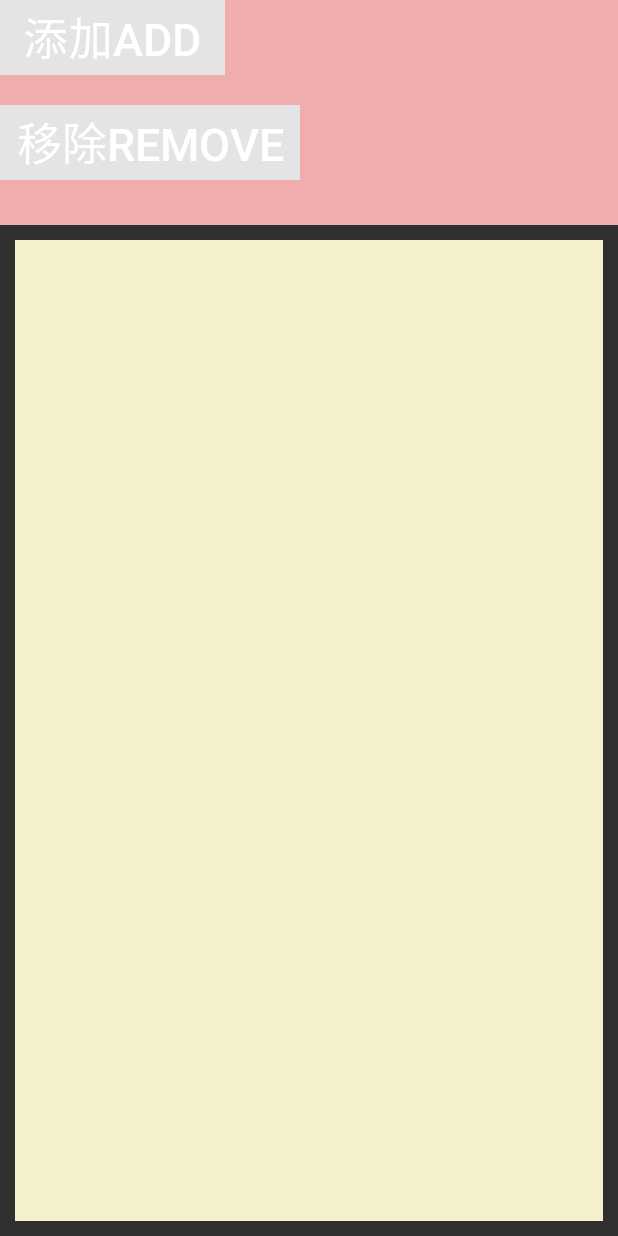
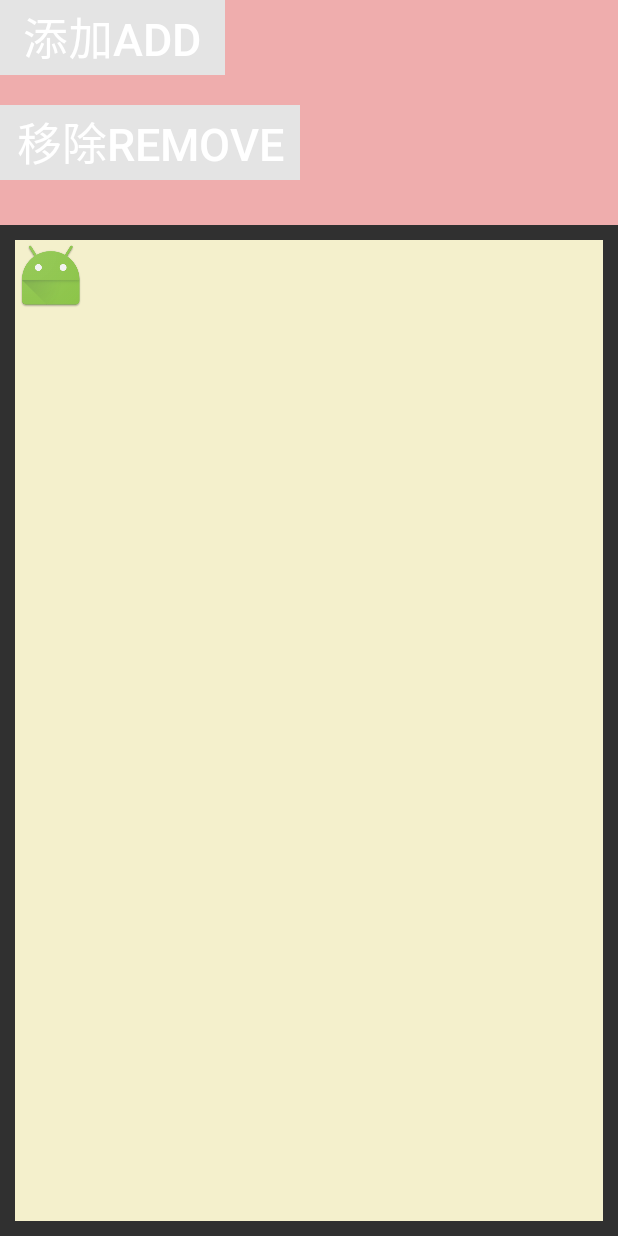
Before and after one commit to zhoxin925/CustomView, an Android app: the screen it shows after launch (ViewDrawInvalidateActivity), on a phone screen of 412 x 824 dp. Run offline under Robolectric (Android 15) with nearby library versions, the phone set to English and light mode, and no system bars.

```diff
--- a/app/src/main/java/com/example/zx/customview/activity/ViewDrawInvalidateActivity.java
+++ b/app/src/main/java/com/example/zx/customview/activity/ViewDrawInvalidateActivity.java
@@ -66,7 +66,7 @@ public class ViewDrawInvalidateActivity extends AppCompatActivity implements Vie
         switch (v.getId()) {
             case R.id.add:
                 customViewF = new RelativeLayout(this);
-                customViewF.setBackgroundColor(Color.BLUE);
+                customViewF.setBackgroundColor(0xffF4F0CC/*Color.BLUE*/);
 
                 customViewF.addView(cView);
                 customViewF.addView(surfaceView);
@@ -114,6 +114,7 @@ public class ViewDrawInvalidateActivity extends AppCompatActivity implements Vie
         public void surfaceCreated(@NonNull SurfaceHolder holder) {
             Canvas canvas = holder.lockCanvas();
             if(canvas != null) {
+                canvas.drawColor(0xffF4F0CC);
                 canvas.drawBitmap(bitmap, 0, 0, null);
                 holder.unlockCanvasAndPost(canvas);
             }
--- a/app/src/main/res/layout/activity_viewdraw_invalidate.xml
+++ b/app/src/main/res/layout/activity_viewdraw_invalidate.xml
@@ -37,6 +37,11 @@
         android:layout_margin="10dip"
         android:background="#F4F0CC"
         >
+        <ImageView
+            android:layout_width="wrap_content"
+            android:layout_height="wrap_content"
+            android:src="@drawable/ic_launcher"
+            />
     </FrameLayout>
 
 </LinearLayout>
```
